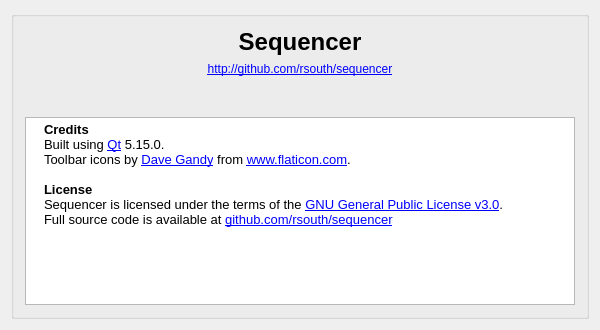
Before: the Qt Designer form Sequencer/AboutDialog.ui in rsouth/sequencer, drawn with Qt 5.
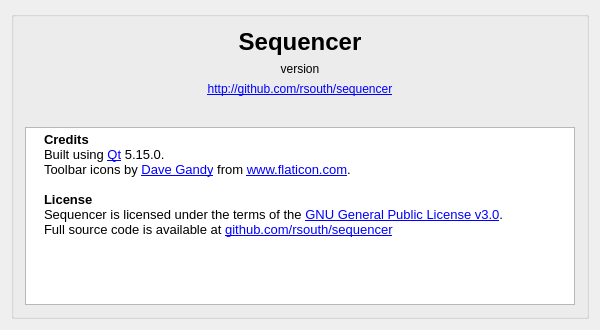
After: the same form once the commit is applied.

Commit message:
[SEQ-61] Added version label
 - added version label to main toolbar
 - added dirty check to Example file
 - added dirty check to close event

Diff of the .ui file:
```diff
--- a/Sequencer/AboutDialog.ui
+++ b/Sequencer/AboutDialog.ui
@@ -58,6 +58,16 @@
         </property>
        </widget>
       </item>
+      <item>
+       <widget class="QLabel" name="versionLabel">
+        <property name="text">
+         <string>version</string>
+        </property>
+        <property name="alignment">
+         <set>Qt::AlignCenter</set>
+        </property>
+       </widget>
+      </item>
       <item>
        <widget class="QLabel" name="hyperlinkLabel">
         <property name="text">
```
The commit also changes 10 other files.
